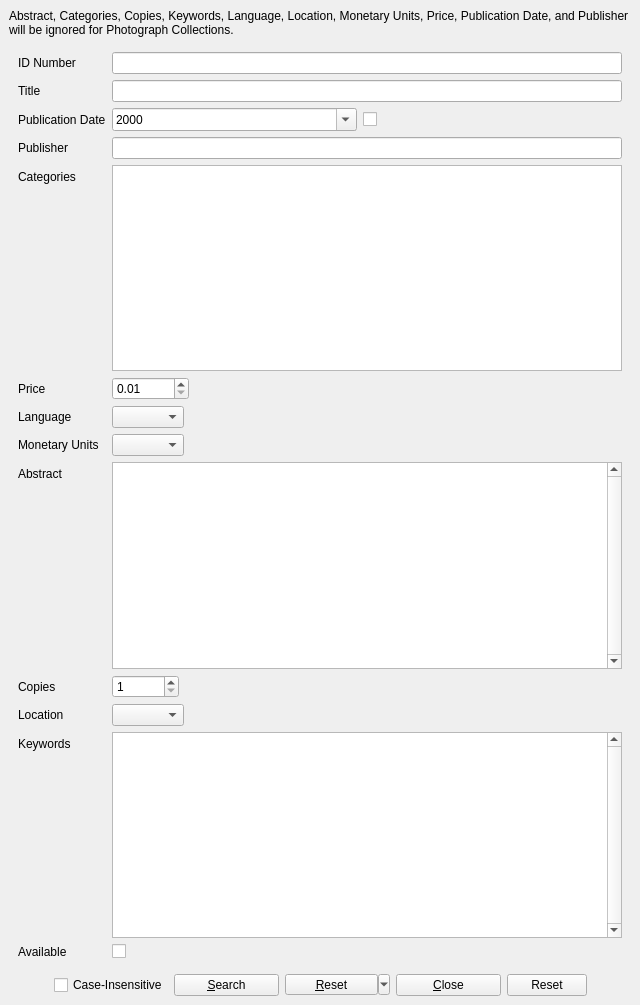
This is UI/biblioteq_allinfo.ui in textbrowser/biblioteq as Qt 5 draws it before an edit. The edited form follows.
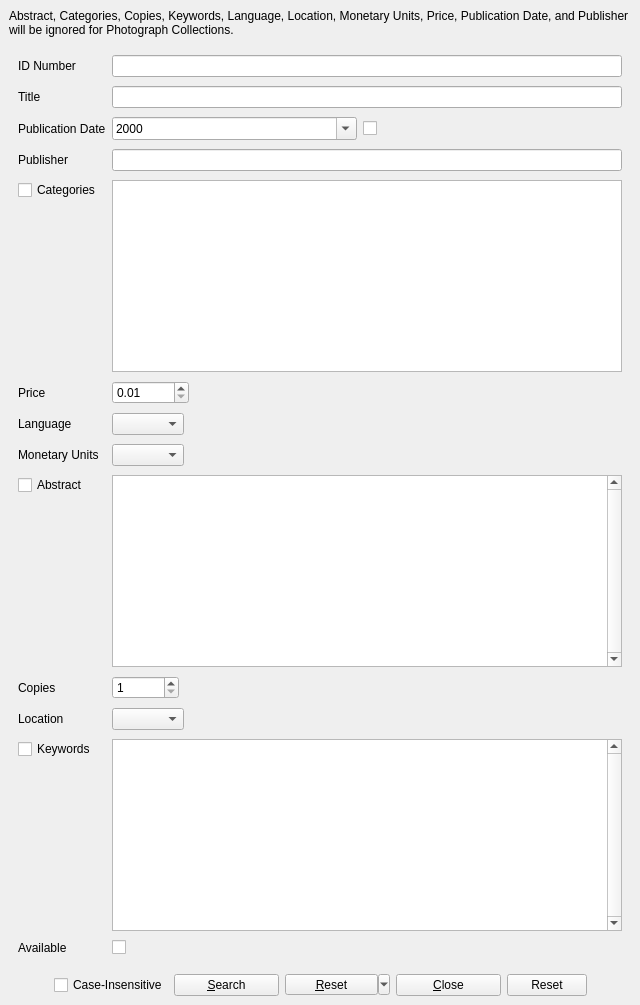
This is the edited form. Icons and pictures are not drawn.

Commit message: Ticket #6 resolution.

Diff of the .ui file:
```diff
--- a/UI/biblioteq_allinfo.ui
+++ b/UI/biblioteq_allinfo.ui
@@ -142,13 +142,6 @@
            <item row="3" column="1">
             <widget class="QLineEdit" name="publisher"/>
            </item>
-           <item row="4" column="0">
-            <widget class="QLabel" name="label_17">
-             <property name="text">
-              <string>Categories</string>
-             </property>
-            </widget>
-           </item>
            <item row="4" column="1">
             <widget class="QTextEdit" name="category">
              <property name="tabChangesFocus">
@@ -239,13 +232,6 @@
              </property>
             </widget>
            </item>
-           <item row="8" column="0">
-            <widget class="QLabel" name="label_7">
-             <property name="text">
-              <string>Abstract</string>
-             </property>
-            </widget>
-           </item>
            <item row="8" column="1">
             <widget class="QTextEdit" name="description">
              <property name="verticalScrollBarPolicy">
@@ -327,13 +313,6 @@
              </item>
             </layout>
            </item>
-           <item row="11" column="0">
-            <widget class="QLabel" name="label_5">
-             <property name="text">
-              <string>Keywords</string>
-             </property>
-            </widget>
-           </item>
            <item row="11" column="1">
             <widget class="QTextEdit" name="keyword">
              <property name="verticalScrollBarPolicy">
@@ -357,6 +336,36 @@
            <item row="12" column="1">
             <widget class="QCheckBox" name="available"/>
            </item>
+           <item row="4" column="0">
+            <widget class="QCheckBox" name="categories_checkbox">
+             <property name="toolTip">
+              <string>&lt;html&gt;&lt;head/&gt;&lt;body&gt;&lt;p&gt;If checked, perform an OR query using the provided words.&lt;/p&gt;&lt;/body&gt;&lt;/html&gt;</string>
+             </property>
+             <property name="text">
+              <string>Categories</string>
+             </property>
+            </widget>
+           </item>
+           <item row="8" column="0">
+            <widget class="QCheckBox" name="abstract_checkbox">
+             <property name="toolTip">
+              <string>If checked, perform an OR query using the provided words.</string>
+             </property>
+             <property name="text">
+              <string>Abstract</string>
+             </property>
+            </widget>
+           </item>
+           <item row="11" column="0">
+            <widget class="QCheckBox" name="keywords_checkbox">
+             <property name="toolTip">
+              <string>If checked, perform an OR query using the provided words.</string>
+             </property>
+             <property name="text">
+              <string>Keywords</string>
+             </property>
+            </widget>
+           </item>
           </layout>
          </widget>
         </item>
```
Left out of the diff: 5 changed lines with no effect on the pictures. The commit also changes 2 other files.
